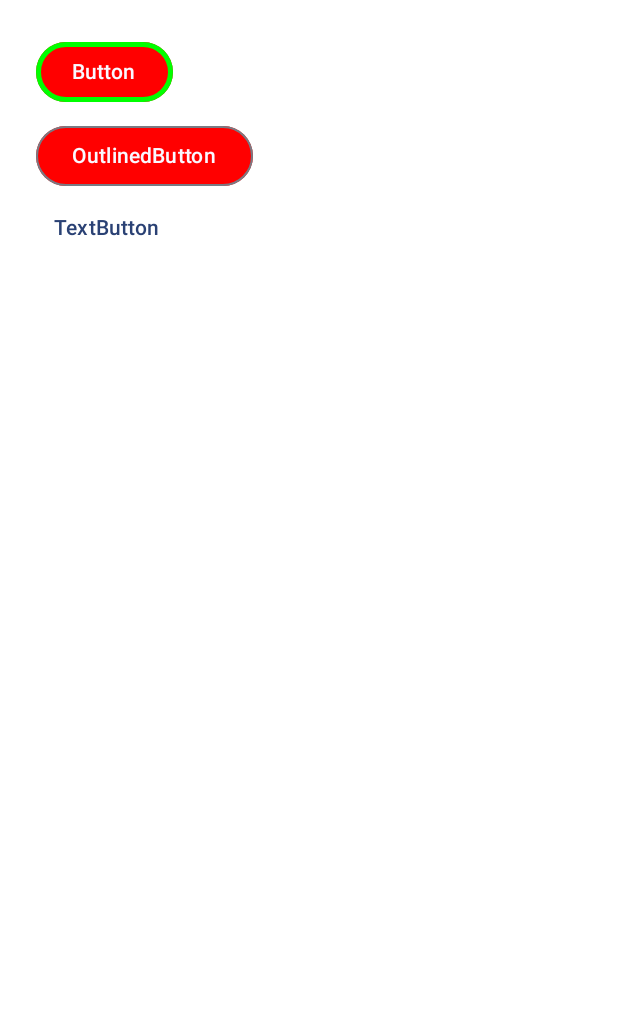
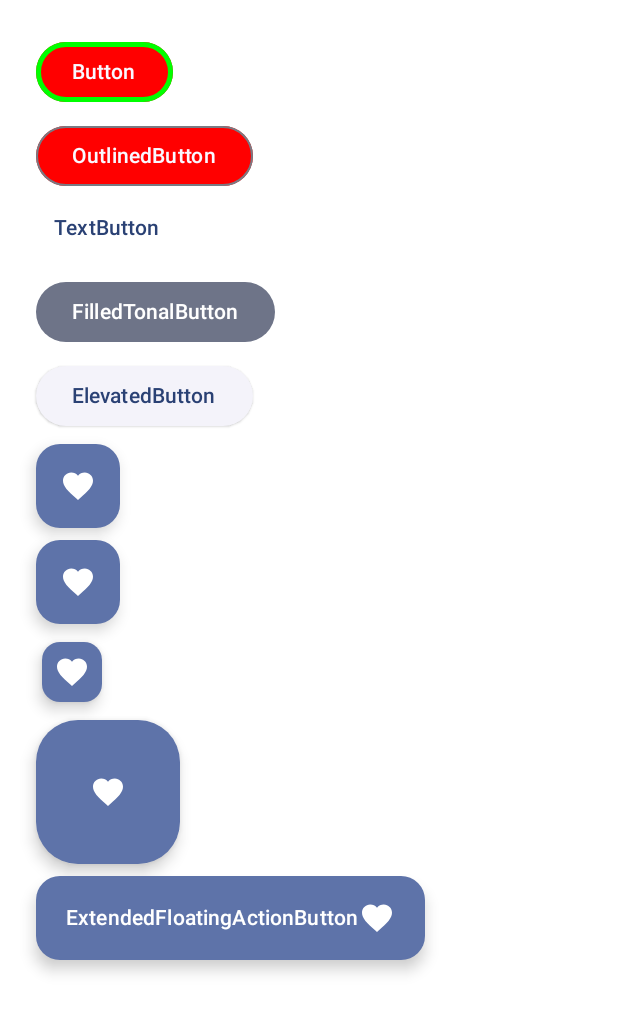
Before and after one commit to HeribertoME/JetpackComposeComponents, an Android app built with Jetpack Compose: the @Preview function ButtonsPreview, on a phone screen of 412 x 824 dp. Shown: the top 1013 px of the screen. Run offline under Robolectric (Android 15) with nearby library versions, the phone set to English and light mode, and no system bars.

Commit message:
Se agregan botones de M3

```diff
--- a/app/src/main/java/com/example/jetpackcomposecatalog/ui/components/Buttons.kt
+++ b/app/src/main/java/com/example/jetpackcomposecatalog/ui/components/Buttons.kt
@@ -2,12 +2,23 @@ package com.example.jetpackcomposecatalog.ui.components
 
 import androidx.compose.foundation.BorderStroke
 import androidx.compose.foundation.layout.Column
+import androidx.compose.foundation.layout.Spacer
 import androidx.compose.foundation.layout.fillMaxSize
+import androidx.compose.foundation.layout.height
 import androidx.compose.foundation.layout.padding
+import androidx.compose.material.icons.Icons
+import androidx.compose.material.icons.filled.Favorite
 import androidx.compose.material3.Button
 import androidx.compose.material3.ButtonDefaults
+import androidx.compose.material3.ElevatedButton
+import androidx.compose.material3.ExtendedFloatingActionButton
+import androidx.compose.material3.FilledTonalButton
+import androidx.compose.material3.FloatingActionButton
+import androidx.compose.material3.Icon
+import androidx.compose.material3.LargeFloatingActionButton
 import androidx.compose.material3.MaterialTheme
 import androidx.compose.material3.OutlinedButton
+import androidx.compose.material3.SmallFloatingActionButton
 import androidx.compose.material3.Text
 import androidx.compose.material3.TextButton
 import androidx.compose.runtime.Composable
@@ -74,5 +85,53 @@ fun MyButtonExample() {
         TextButton(onClick = { }) {
             Text(text = "TextButton")
         }
+
+        CreateSpace()
+
+        FilledTonalButton(onClick = {  }) {
+            Text(text = "FilledTonalButton")
+        }
+
+        CreateSpace()
+
+        ElevatedButton(onClick = { }) {
+            Text(text = "ElevatedButton")
+        }
+
+        CreateSpace()
+
+        FloatingActionButton(onClick = { }) {
+            Icon(imageVector = Icons.Filled.Favorite, contentDescription = "fav")
+        }
+
+        CreateSpace()
+
+        FloatingActionButton(onClick = { }) {
+            Icon(imageVector = Icons.Filled.Favorite, contentDescription = "fav")
+        }
+
+        CreateSpace()
+
+        SmallFloatingActionButton(onClick = { }) {
+            Icon(imageVector = Icons.Filled.Favorite, contentDescription = "fav")
+        }
+
+        CreateSpace()
+
+        LargeFloatingActionButton(onClick = { }) {
+            Icon(imageVector = Icons.Filled.Favorite, contentDescription = "fav")
+        }
+
+        CreateSpace()
+
+        ExtendedFloatingActionButton(onClick = { }) {
+            Text(text = "ExtendedFloatingActionButton")
+            Icon(imageVector = Icons.Filled.Favorite, contentDescription = "fav")
+        }
     }
 }
+
+@Composable
+fun CreateSpace() {
+    Spacer(modifier = Modifier.height(8.dp))
+}
```
